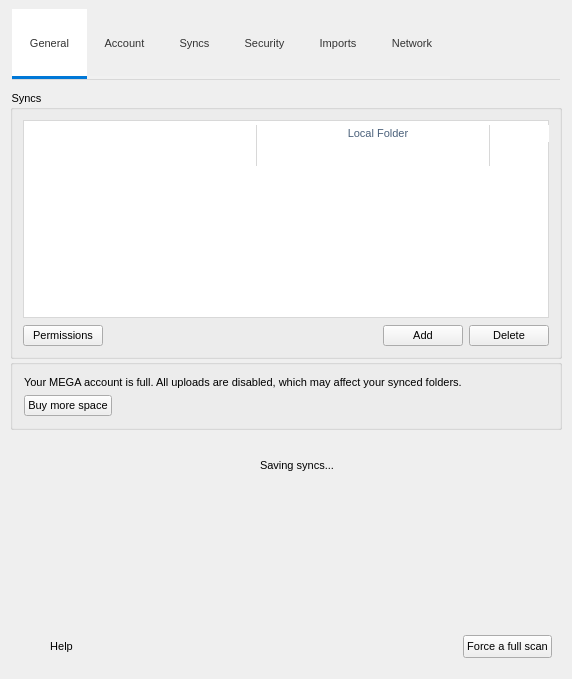
This is src/MEGASync/gui/linux/SettingsDialog.ui in meganz/MEGAsync as Qt 5 draws it before an edit. The edited form follows.
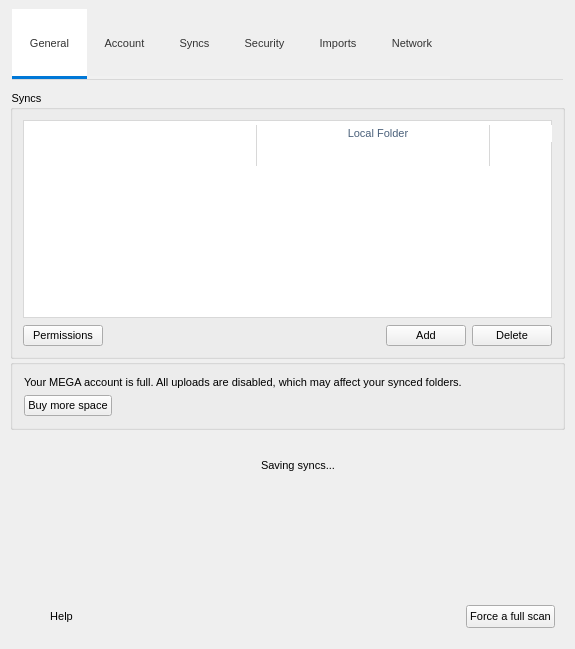
This is the edited form. Icons and pictures are not drawn. Custom widgets are drawn as their Qt base class.

Commit message: Settings dialog UI adjustments

Diff of the .ui file:
```diff
--- a/src/MEGASync/gui/linux/SettingsDialog.ui
+++ b/src/MEGASync/gui/linux/SettingsDialog.ui
@@ -9,8 +9,8 @@
    <rect>
     <x>0</x>
     <y>0</y>
-    <width>572</width>
-    <height>679</height>
+    <width>575</width>
+    <height>649</height>
    </rect>
   </property>
   <property name="contextMenuPolicy">
```
The commit also changes 1 other file.
